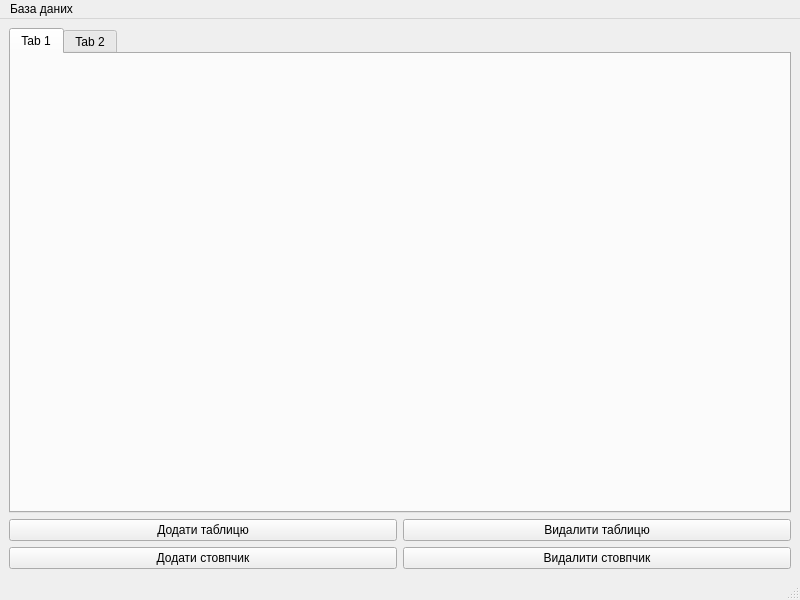
Qt form mainwindow.ui (Mask-K/DBMS) before a commit.
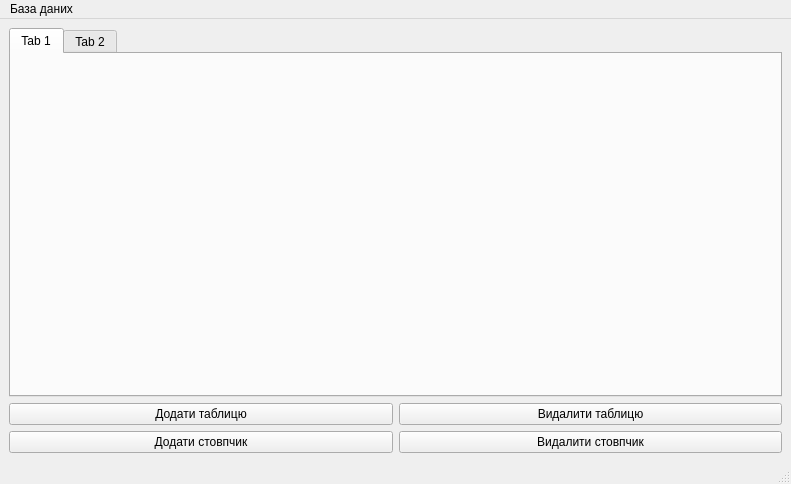
The same form after that commit. The open tabs and pages were chosen to show the change.

Commit message: slow and steady wins the race

Patch:
```diff
--- a/mainwindow.ui
+++ b/mainwindow.ui
@@ -6,8 +6,8 @@
    <rect>
     <x>0</x>
     <y>0</y>
-    <width>800</width>
-    <height>600</height>
+    <width>791</width>
+    <height>484</height>
    </rect>
   </property>
   <property name="windowTitle">
@@ -75,7 +75,7 @@
     <rect>
      <x>0</x>
      <y>0</y>
-     <width>800</width>
+     <width>791</width>
      <height>21</height>
     </rect>
    </property>
```
Left out of the diff: 3 changed lines with no effect on the pictures. The commit also changes 2 other files.
